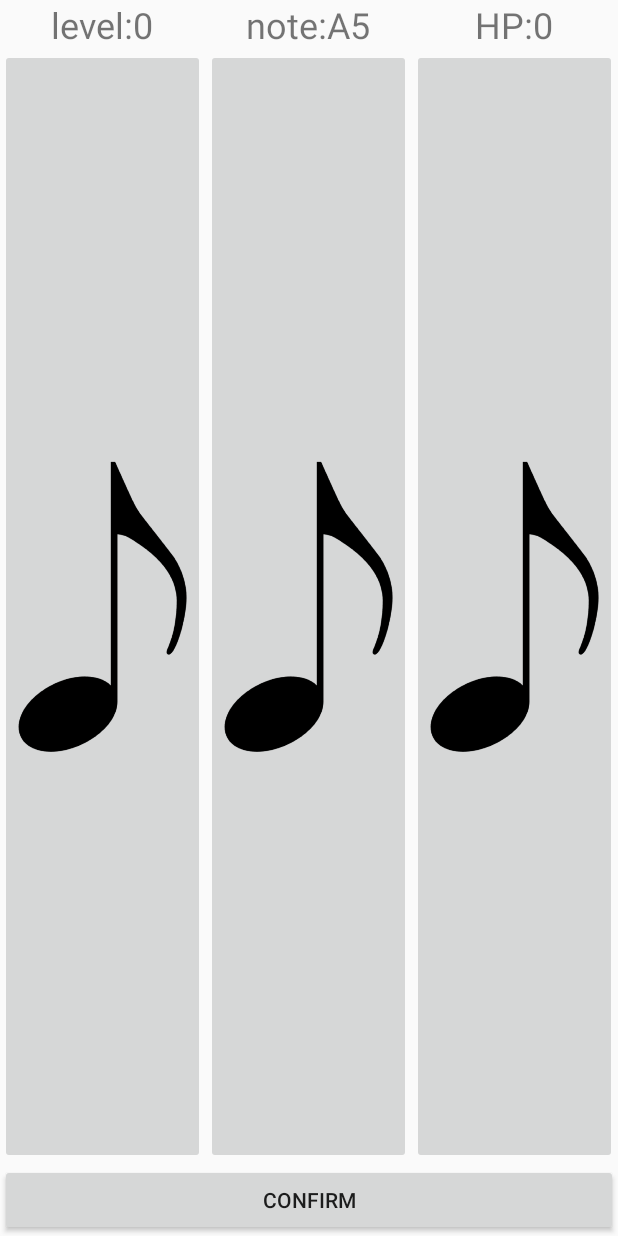
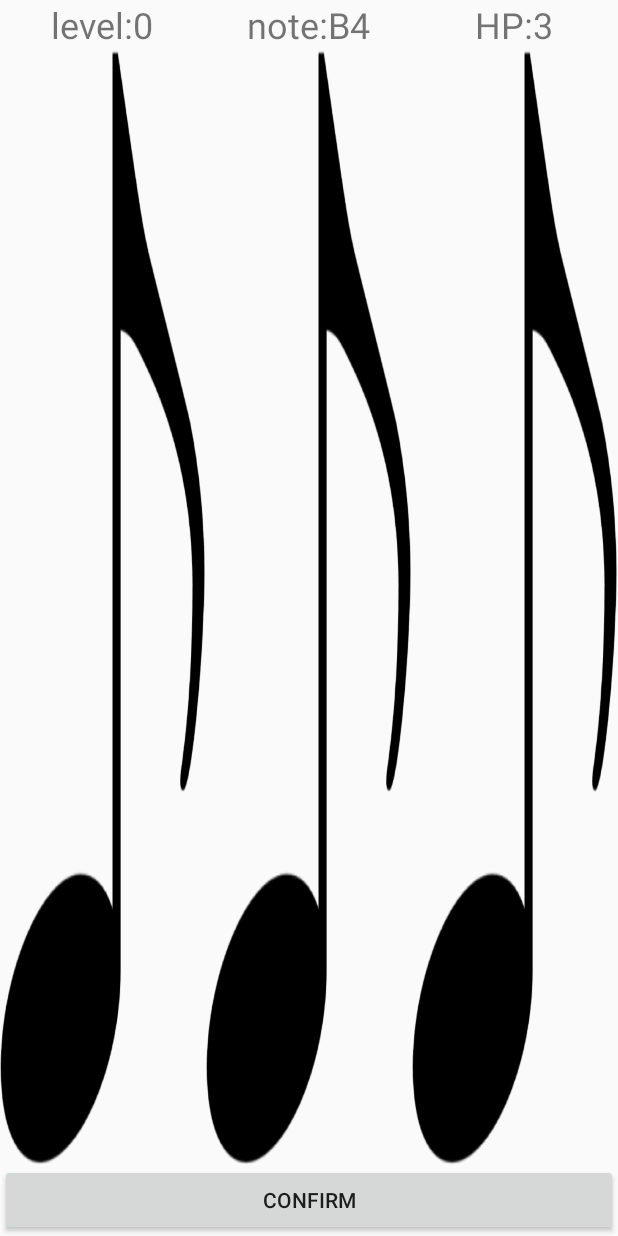
Before and after one commit to linna1998/MusicIntonationAndroid, an Android app: the screen it shows after launch (MainActivity), on a phone screen of 412 x 824 dp. Run offline under Robolectric (Android 15) with nearby library versions, the light colour scheme and no system bars.

Commit message:
Add the main game button. Now we can play the game! :)

```diff
--- a/app/src/main/java/com/musicintonation/MainActivity.java
+++ b/app/src/main/java/com/musicintonation/MainActivity.java
@@ -1,16 +1,24 @@
 package com.musicintonation;
 
 import android.os.Bundle;
-
-import com.google.android.material.floatingactionbutton.FloatingActionButton;
-import com.google.android.material.snackbar.Snackbar;
+import android.view.Menu;
+import android.view.MenuItem;
+import android.view.View;
+import android.widget.Button;
+import android.widget.ImageButton;
+import android.widget.TextView;
 
 import androidx.appcompat.app.AppCompatActivity;
-import androidx.appcompat.widget.Toolbar;
 
-import android.view.View;
-import android.view.Menu;
-import android.view.MenuItem;
+import com.musicintonation.core.GeneralInstrumentAndroid;
+import com.musicintonation.core.Instrumental;
+import com.musicintonation.core.MusicIntonationImplementation;
+import com.musicintonation.core.MusicIntonationInterface;
+
+import java.util.Arrays;
+import java.util.List;
+
+import static com.musicintonation.core.MusicIntonationImplementation.NOTE_COUNT;
 
 public class MainActivity extends AppCompatActivity {
 
@@ -18,17 +26,60 @@ public class MainActivity extends AppCompatActivity {
   protected void onCreate(Bundle savedInstanceState) {
     super.onCreate(savedInstanceState);
     setContentView(R.layout.activity_main);
-    Toolbar toolbar = findViewById(R.id.toolbar);
-    setSupportActionBar(toolbar);
 
-    FloatingActionButton fab = findViewById(R.id.fab);
-    fab.setOnClickListener(new View.OnClickListener() {
+    Instrumental instrumental = new GeneralInstrumentAndroid();
+    final MusicIntonationInterface musicIntonation = new MusicIntonationImplementation(instrumental);
+
+    musicIntonation.startNewGame();
+
+    final TextView level = findViewById(R.id.level);
+    final TextView name = findViewById(R.id.name);
+    final TextView hp = findViewById(R.id.hp);
+
+    level.setText(String.valueOf(musicIntonation.getLevel()));
+    name.setText(musicIntonation.getNoteName());
+    hp.setText(String.valueOf(musicIntonation.getHealthPoints()));
+
+    final List<ImageButton> noteList = Arrays.asList(
+            (ImageButton) findViewById(R.id.click_btn1),
+            (ImageButton) findViewById(R.id.click_btn2),
+            (ImageButton) findViewById(R.id.click_btn3));
+
+    for (int i = 0; i < NOTE_COUNT; i++) {
+      final ImageButton button = noteList.get(i);
+      final int finalI = i;
+      button.setOnClickListener(new View.OnClickListener() {
+        @Override
+        public void onClick(View view) {
+          view.setFocusable(true);
+          view.requestFocus();
+          view.requestFocusFromTouch();
+
+          new Thread(new Runnable() {
+            @Override
+            public void run() {
+              System.out.println("I beep " + finalI);
+              musicIntonation.beepNote(finalI);
+            }
+          }).start();
+        }
+      });
+    }
+
+
+    Button confirm = findViewById(R.id.click_btn);
+    confirm.setOnClickListener(new View.OnClickListener() {
       @Override
       public void onClick(View view) {
-        Snackbar.make(view, "Replace with your own action", Snackbar.LENGTH_LONG)
-                .setAction("Action", null).show();
+        musicIntonation.updateStatus();
+        musicIntonation.randomHertz();
+
+        level.setText(String.valueOf(musicIntonation.getLevel()));
+        name.setText(musicIntonation.getNoteName());
+        hp.setText(String.valueOf(musicIntonation.getHealthPoints()));
       }
     });
+
   }
 
   @Override
--- /dev/null
+++ b/app/src/main/res/drawable/note_state.xml
@@ -0,0 +1,14 @@
+<?xml version="1.0" encoding="utf-8"?>
+<selector xmlns:android="http://schemas.android.com/apk/res/android">
+    <!-- Non focused states -->
+    <item android:drawable="@drawable/music_note" android:state_focused="false" android:state_pressed="false" android:state_selected="false" />
+
+    <item android:drawable="@drawable/selected_note" android:state_focused="false" android:state_pressed="false" android:state_selected="true" />
+    <!-- Focused states -->
+    <item android:drawable="@drawable/selected_note" android:state_focused="true" android:state_pressed="false" android:state_selected="false" />
+    <item android:drawable="@drawable/selected_note" android:state_focused="true" android:state_pressed="false" android:state_selected="true" />
+
+    <!-- Pressed -->
+    <!--<item android:state_selected="true" android:state_pressed="true" android:drawable="@drawable/selected_note" />-->
+    <item android:drawable="@drawable/selected_note" android:state_pressed="true" />
+</selector>
--- a/app/src/main/res/layout/activity_main.xml
+++ b/app/src/main/res/layout/activity_main.xml
@@ -24,6 +24,7 @@
                 android:textSize="24sp" />
 
             <TextView
+                android:id="@+id/level"
                 android:layout_width="wrap_content"
                 android:layout_height="wrap_content"
                 android:text="@string/_0"
@@ -47,6 +48,7 @@
                 android:textSize="24sp" />
 
             <TextView
+                android:id="@+id/name"
                 android:layout_width="wrap_content"
                 android:layout_height="wrap_content"
                 android:text="@string/a5"
@@ -70,6 +72,7 @@
                 android:textSize="24sp" />
 
             <TextView
+                android:id="@+id/hp"
                 android:layout_width="wrap_content"
                 android:layout_height="wrap_content"
                 android:text="@string/_0"
@@ -120,7 +123,7 @@
                 android:layout_height="wrap_content"
                 android:contentDescription="@string/the_first_note_button"
                 android:scaleType="fitCenter"
-                app:srcCompat="@drawable/music_note" />
+                android:background="@drawable/note_state" />
         </LinearLayout>
 
         <View
@@ -139,7 +142,7 @@
                 android:layout_height="wrap_content"
                 android:contentDescription="@string/the_first_note_button"
                 android:scaleType="fitCenter"
-                app:srcCompat="@drawable/music_note" />
+                android:background="@drawable/note_state" />
         </LinearLayout>
 
         <View
@@ -158,7 +161,7 @@
                 android:layout_height="wrap_content"
                 android:contentDescription="@string/the_first_note_button"
                 android:scaleType="fitCenter"
-                app:srcCompat="@drawable/music_note" />
+                android:background="@drawable/note_state" />
         </LinearLayout>
 
         <View
```
Also changed, not shown: app/src/main/java/com/musicintonation/gui/ControlPanel.java (deleted, +0 -36 lines), app/src/main/java/com/musicintonation/gui/GameEndedPanel.java (+23 -23 lines), app/src/main/java/com/musicintonation/gui/GamePanel.java (deleted, +0 -38 lines), app/src/main/java/com/musicintonation/gui/MusicIntonationGame.java (deleted, +0 -35 lines), app/src/main/java/com/musicintonation/gui/MusicIntonationPanel.java (deleted, +0 -43 lines), app/src/main/java/com/musicintonation/gui/MusicPanel.java (deleted, +0 -54 lines).
